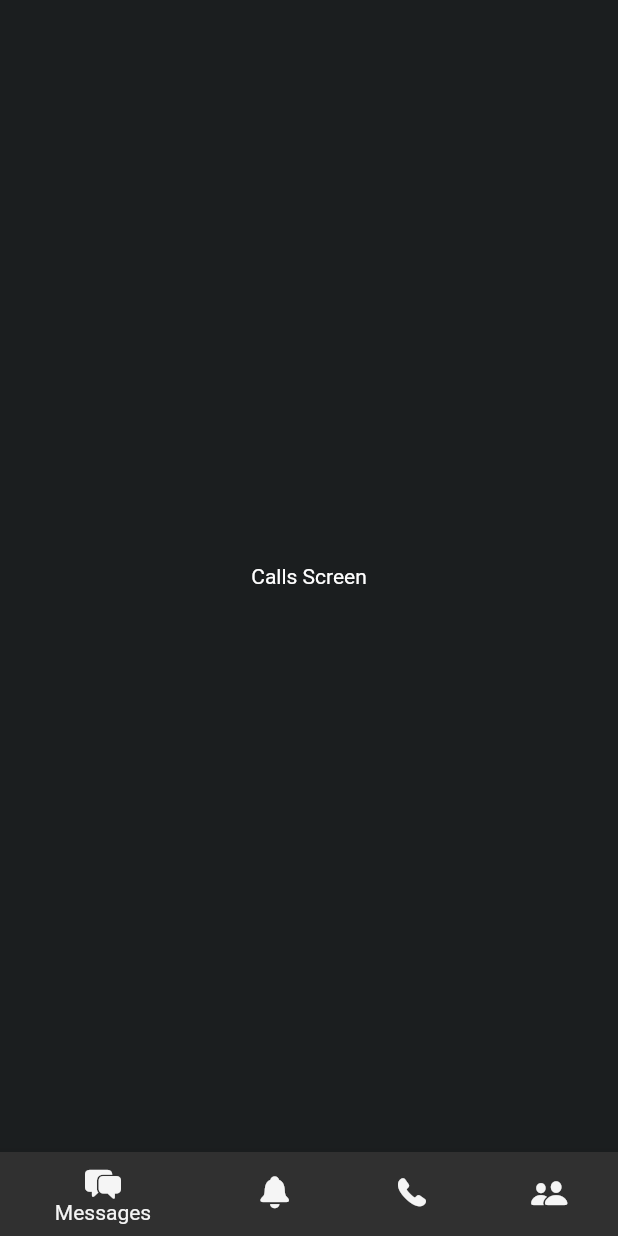
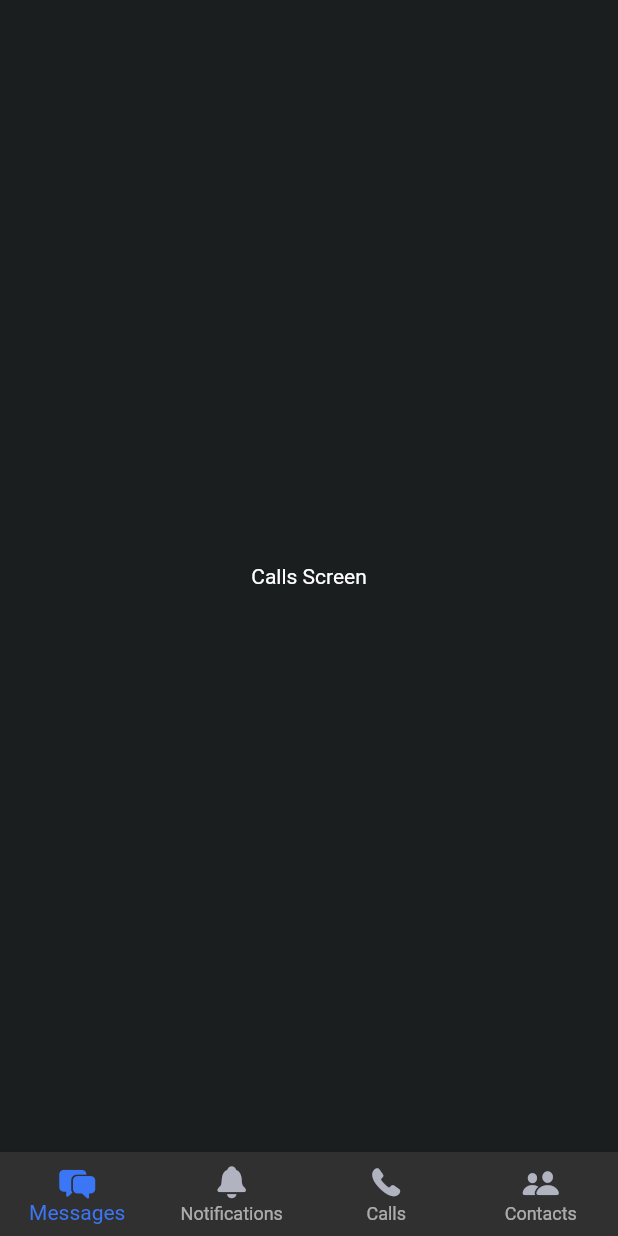
Before and after one commit to ITSTIME1/flutter_stream_chat, a Flutter app: the screen it shows after launch, on a phone screen of 412 x 824 dp. Run offline on Flutter 3.47's test engine with Material 2 defaults, Android fonts, the phone set to English and light mode, and no system bars; missing offline and left inert: stream_chat_flutter.

Commit message:
Update : testing screen & bottomNavigationBar option add :)

```diff
--- a/stream_chat_ui_design/lib/home_screen.dart
+++ b/stream_chat_ui_design/lib/home_screen.dart
@@ -10,8 +10,15 @@ import 'package:stream_chat_ui_design/view/notifications_screen.dart';
 /**
  * [MainScreen]
  */
-class HomeScreen extends StatelessWidget {
+class HomeScreen extends StatefulWidget {
   const HomeScreen({Key? key}) : super(key: key);
+
+  @override
+  State<HomeScreen> createState() => _HomeScreenState();
+}
+
+class _HomeScreenState extends State<HomeScreen> {
+  int _selectedIndex = 0;
 
   /// [List Pages]
   final pages = const [
@@ -21,38 +28,59 @@ class HomeScreen extends StatelessWidget {
     ContactScreen(),
   ];
 
+  ///[Index Change]
+  void newChangeIndex(newIndex) {
+    setState(() {
+      _selectedIndex = newIndex;
+    });
+  }
+
   @override
   Widget build(BuildContext context) {
+    print('HomeScreen');
     return Scaffold(
-      body: pages[0],
+      body: pages[_selectedIndex],
       bottomNavigationBar: BottomNavigationBar(
-        fixedColor: AppColors.textLigth,
-        items: const [
+        type: BottomNavigationBarType.fixed,
+        // fixedColor: Colors.white,
+        selectedItemColor: AppColors.secondary,
+        unselectedItemColor: Colors.white.withOpacity(.60),
+        currentIndex: _selectedIndex,
+        onTap: (newIndex) => newChangeIndex(newIndex),
+        items: [
           BottomNavigationBarItem(
             icon: Icon(
               CupertinoIcons.bubble_left_bubble_right_fill,
-              color: AppColors.textLigth,
+              color: _selectedIndex == 0
+                  ? AppColors.secondary
+                  : AppColors.iconDark,
             ),
             label: 'Messages',
           ),
           BottomNavigationBarItem(
             icon: Icon(
               CupertinoIcons.bell_solid,
-              color: AppColors.textLigth,
+              color: _selectedIndex == 1
+                  ? AppColors.secondary
+                  : AppColors.iconDark,
             ),
             label: 'Notifications',
           ),
           BottomNavigationBarItem(
             icon: Icon(
               CupertinoIcons.phone_fill,
-              color: AppColors.textLigth,
+              color: _selectedIndex == 2
+                  ? AppColors.secondary
+                  : AppColors.iconDark,
             ),
             label: 'Calls',
           ),
           BottomNavigationBarItem(
             icon: Icon(
               CupertinoIcons.person_2_fill,
-              color: AppColors.textLigth,
+              color: _selectedIndex == 3
+                  ? AppColors.secondary
+                  : AppColors.iconDark,
             ),
             label: 'Contacts',
           ),
--- a/stream_chat_ui_design/lib/main.dart
+++ b/stream_chat_ui_design/lib/main.dart
@@ -15,7 +15,7 @@ class MyApp extends StatelessWidget {
       theme: appTheme.light,
       darkTheme: appTheme.dark,
       themeMode: ThemeMode.dark,
-      home: HomeScreen(),
+      home: const HomeScreen(),
     );
   }
 }
--- a/stream_chat_ui_design/lib/view/calls_screen.dart
+++ b/stream_chat_ui_design/lib/view/calls_screen.dart
@@ -5,6 +5,7 @@ class CallsScreen extends StatelessWidget {
 
   @override
   Widget build(BuildContext context) {
+    print('Calls');
     return Container(
       child: Center(child: Text('Calls Screen')),
     );
--- a/stream_chat_ui_design/lib/view/contacts_screen.dart
+++ b/stream_chat_ui_design/lib/view/contacts_screen.dart
@@ -5,6 +5,7 @@ class ContactScreen extends StatelessWidget {
 
   @override
   Widget build(BuildContext context) {
+    print('Contacts');
     return Container(
       child: Center(child: Text('Contact Screen')),
     );
--- a/stream_chat_ui_design/lib/view/message_screen.dart
+++ b/stream_chat_ui_design/lib/view/message_screen.dart
@@ -5,6 +5,7 @@ class MessageScreen extends StatelessWidget {
 
   @override
   Widget build(BuildContext context) {
+    print('Message');
     return Container(
       child: Center(child: Text('Message Screen')),
     );
--- a/stream_chat_ui_design/lib/view/notifications_screen.dart
+++ b/stream_chat_ui_design/lib/view/notifications_screen.dart
@@ -5,6 +5,7 @@ class NotificationsScreen extends StatelessWidget {
 
   @override
   Widget build(BuildContext context) {
+    print('notification');
     return Container(
       child: Center(child: Text('Notification Screen')),
     );
```
